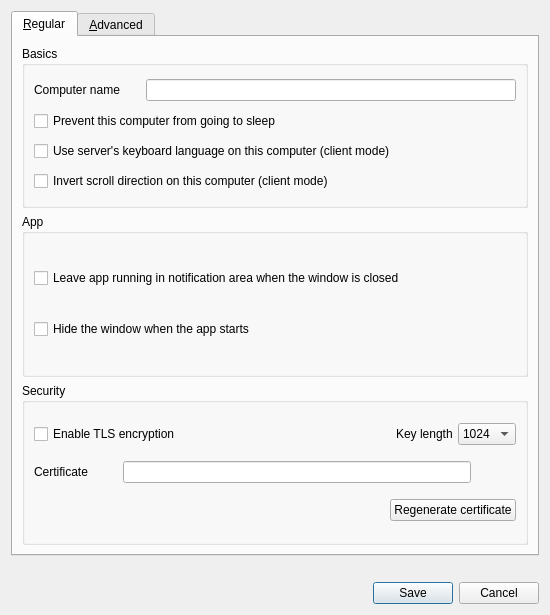
deskflow/deskflow, file src/gui/src/dialogs/SettingsDialog.ui: the form before one commit.
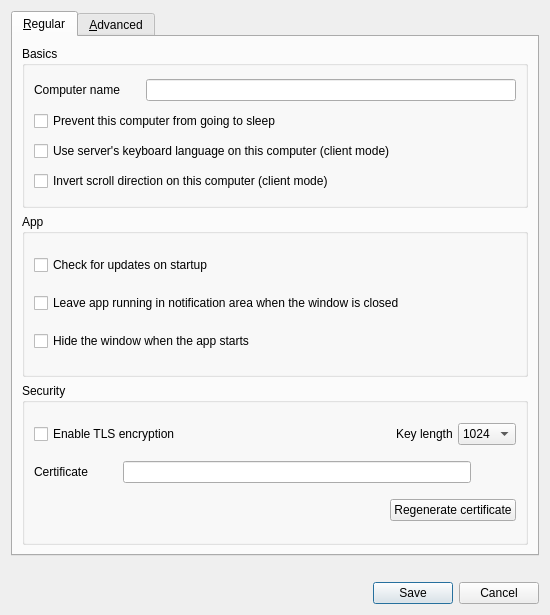
The form after the commit.

Commit message:
feat: SettingsDialog, Allow user to toggle the check for updates settings
 fixes: #7890

The edit to the form file:
```diff
--- a/src/gui/src/dialogs/SettingsDialog.ui
+++ b/src/gui/src/dialogs/SettingsDialog.ui
@@ -118,6 +118,13 @@
           <string>App</string>
          </property>
          <layout class="QVBoxLayout" name="verticalLayout_5">
+          <item>
+           <widget class="QCheckBox" name="m_pCheckBoxAutoUpdate">
+            <property name="text">
+             <string>Check for updates on startup </string>
+            </property>
+           </widget>
+          </item>
           <item>
            <widget class="QCheckBox" name="m_pCheckBoxCloseToTray">
             <property name="text">
```
The commit also changes 2 other files.
